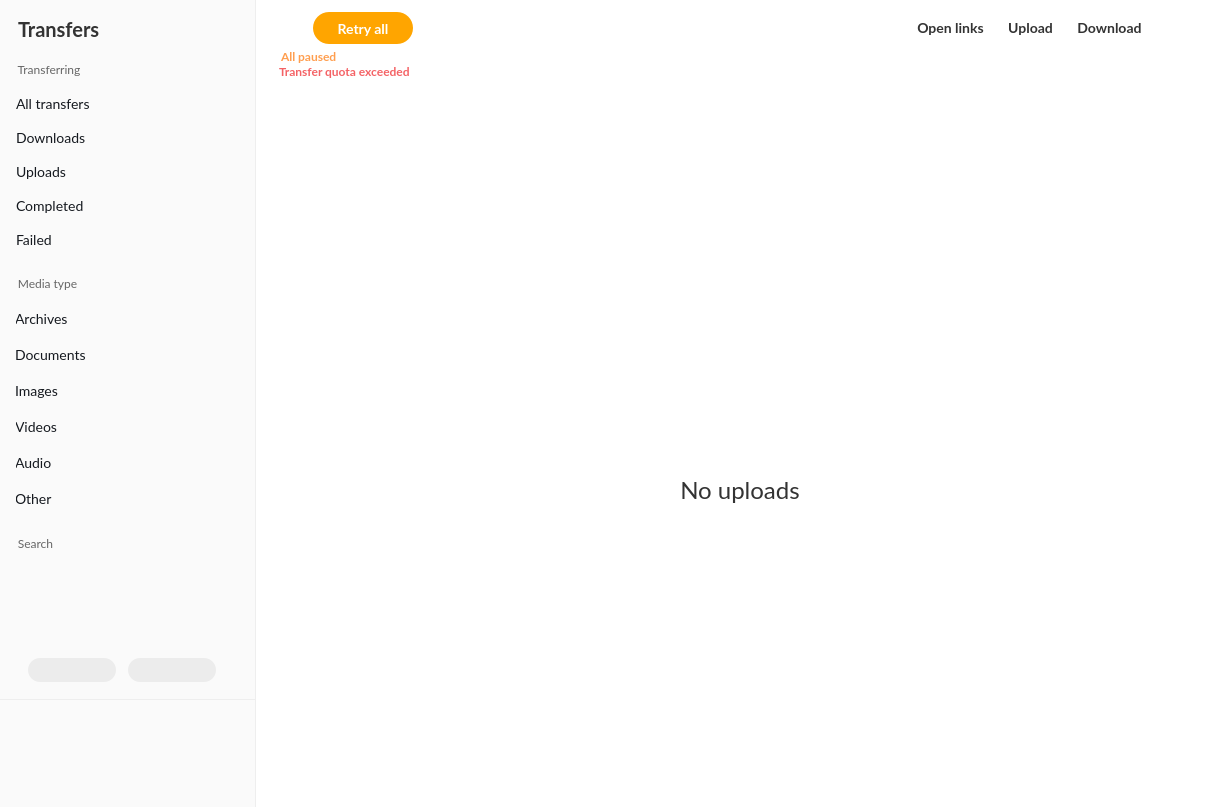
This is src/MEGASync/transfers/gui/macx/TransferManager.ui in meganz/MEGAsync as Qt 5 draws it before an edit. The edited form follows.
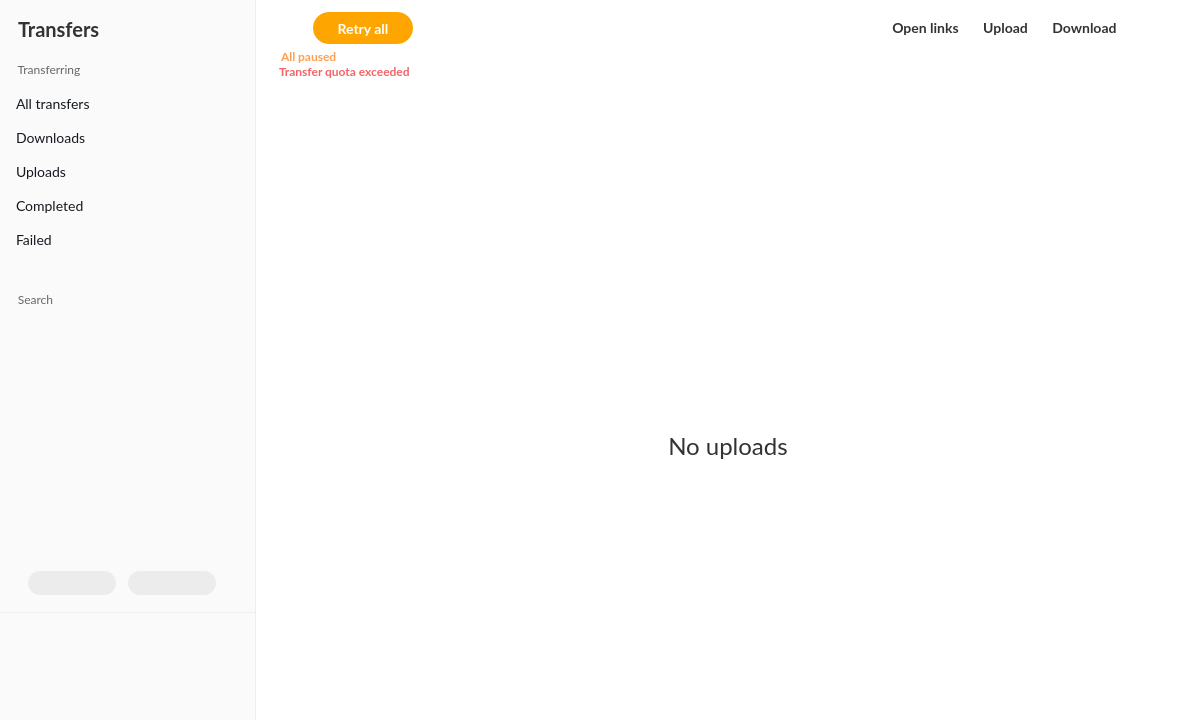
This is the edited form. Icons and pictures are not drawn. Custom widgets are drawn as their Qt base class.

Commit message: Adjust transfer manager ui (macOS).

Patch:
```diff
--- a/src/MEGASync/transfers/gui/macx/TransferManager.ui
+++ b/src/MEGASync/transfers/gui/macx/TransferManager.ui
@@ -9,8 +9,8 @@
    <rect>
     <x>0</x>
     <y>0</y>
-    <width>1225</width>
-    <height>807</height>
+    <width>1200</width>
+    <height>720</height>
    </rect>
   </property>
   <property name="minimumSize">
@@ -77,13 +77,13 @@
   margin-right: 16px;
 }
 
-#wMediaType QFrame, #wTransferring QFrame, #wSearch QFrame
+#wTransferring QFrame, #wSearch QFrame
 {
     padding-right: 6px;
     padding-left: 6px;
 }
 
-#wMediaType QPushButton, #wTransferring QPushButton , #wSearch QPushButton
+#wTransferring QPushButton , #wSearch QPushButton
 {
     height: 34px;
 }
@@ -120,7 +120,7 @@
     qProperty-iconSize: 24px;
 }
 
-#wMediaType QPushButton, #wSearch QPushButton
+#wSearch QPushButton
 {
     font-size: 14px;
     color: #15191F;
@@ -1290,517 +1290,7 @@
          </widget>
         </item>
         <item>
-         <widget class="QGroupBox" name="wMediaType">
-          <property name="title">
-           <string>Media type</string>
-          </property>
-          <layout class="QVBoxLayout" name="wMediaTypeLayout">
-           <property name="spacing">
-            <number>0</number>
-           </property>
-           <property name="leftMargin">
-            <number>4</number>
-           </property>
-           <property name="topMargin">
-            <number>24</number>
-           </property>
-           <property name="rightMargin">
-            <number>4</number>
-           </property>
-           <property name="bottomMargin">
-            <number>4</number>
-           </property>
-           <item>
-            <widget class="QFrame" name="fArchives">
-             <property name="minimumSize">
-              <size>
-               <width>0</width>
-               <height>36</height>
-              </size>
-             </property>
-             <layout class="QHBoxLayout" name="horizontalLayout_3">
-              <property name="spacing">
-               <number>3</number>
-              </property>
-              <property name="leftMargin">
-               <number>0</number>
-              </property>
-              <property name="topMargin">
-               <number>0</number>
-              </property>
-              <property name="rightMargin">
-               <number>0</number>
-              </property>
-              <property name="bottomMargin">
-               <number>0</number>
-              </property>
-              <item>
-               <widget class="QPushButton" name="bArchives">
-                <property name="sizePolicy">
-                 <sizepolicy hsizetype="Expanding" vsizetype="Fixed">
-                  <horstretch>0</horstretch>
-                  <verstretch>0</verstretch>
-                 </sizepolicy>
-                </property>
-                <property name="cursor">
-                 <cursorShape>PointingHandCursor</cursorShape>
-                </property>
-                <property name="text">
-                 <string>Archives</string>
-                </property>
-                <property name="icon">
-                 <iconset resource="../../../gui/Resources_macx.qrc">
-                  <normaloff>:/images/transfer_manager/sidebar/compressed_default.png</normaloff>:/images/transfer_manager/sidebar/compressed_default.png</iconset>
-                </property>
-                <property name="checkable">
-                 <bool>true</bool>
-                </property>
-                <property name="autoDefault">
-                 <bool>false</bool>
-                </property>
-                <property name="default_icon" stdset="0">
-                 <string notr="true">qrc:/images/transfer_manager/sidebar/compressed_default.png</string>
-                </property>
-               </widget>
-              </item>
-              <item alignment="Qt::AlignRight">
-               <widget class="QLabel" name="lArchivesNb">
-                <property name="enabled">
-                 <bool>true</bool>
-                </property>
-                <property name="sizePolicy">
-                 <sizepolicy hsizetype="MinimumExpanding" vsizetype="Fixed">
-                  <horstretch>0</horstretch>
-                  <verstretch>0</verstretch>
-                 </sizepolicy>
-                </property>
-                <property name="minimumSize">
-                 <size>
-                  <width>0</width>
-                  <height>24</height>
-                 </size>
-                </property>
-                <property name="maximumSize">
-                 <size>
-                  <width>16777215</width>
-                  <height>24</height>
-                 </size>
-                </property>
-                <property name="text">
-                 <string notr="true"/>
-                </property>
-               </widget>
-              </item>
-             </layout>
-            </widget>
-           </item>
-           <item>
-            <widget class="QFrame" name="fDocuments">
-             <property name="minimumSize">
-              <size>
-               <width>0</width>
-               <height>36</height>
-              </size>
-             </property>
-             <layout class="QHBoxLayout" name="horizontalLayout_7">
-              <property name="spacing">
-               <number>3</number>
-              </property>
-              <property name="leftMargin">
-               <number>0</number>
-              </property>
-              <property name="topMargin">
-               <number>0</number>
-              </property>
-              <property name="rightMargin">
-               <number>0</number>
-              </property>
-              <property name="bottomMargin">
-               <number>0</number>
-              </property>
-              <item>
-               <widget class="QPushButton" name="bDocuments">
-                <property name="sizePolicy">
-                 <sizepolicy hsizetype="Expanding" vsizetype="Fixed">
-                  <horstretch>0</horstretch>
-                  <verstretch>0</verstretch>
-                 </sizepolicy>
-                </property>
-                <property name="cursor">
-                 <cursorShape>PointingHandCursor</cursorShape>
-                </property>
-                <property name="text">
-                 <string>Documents</string>
-                </property>
-                <property name="icon">
-                 <iconset resource="../../../gui/Resources_macx.qrc">
-                  <normaloff>:/images/transfer_manager/sidebar/text_default.png</normaloff>:/images/transfer_manager/sidebar/text_default.png</iconset>
-                </property>
-                <property name="checkable">
-                 <bool>true</bool>
-                </property>
-                <property name="autoDefault">
-                 <bool>false</bool>
-                </property>
-                <property name="default_icon" stdset="0">
-                 <string notr="true">qrc:/images/transfer_manager/sidebar/text_default.png</string>
-                </property>
-               </widget>
-              </item>
-              <item alignment="Qt::AlignRight">
-               <widget class="QLabel" name="lDocumentsNb">
-                <property name="sizePolicy">
-                 <sizepolicy hsizetype="MinimumExpanding" vsizetype="Fixed">
-                  <horstretch>0</horstretch>
-                  <verstretch>0</verstretch>
-                 </sizepolicy>
-                </property>
-                <property name="minimumSize">
-                 <size>
-                  <width>0</width>
-                  <height>24</height>
-                 </size>
-                </property>
-                <property name="maximumSize">
-                 <size>
-                  <width>16777215</width>
-                  <height>24</height>
-                 </size>
-                </property>
-                <property name="text">
-                 <string notr="true"/>
-                </property>
-               </widget>
-              </item>
-             </layout>
-            </widget>
-           </item>
-           <item>
-            <widget class="QFrame" name="fImages">
-             <property name="minimumSize">
-              <size>
-               <width>0</width>
-               <height>36</height>
-              </size>
-             </property>
-             <layout class="QHBoxLayout" name="horizontalLayout_8">
-              <property name="spacing">
-               <number>3</number>
-              </property>
-              <property name="leftMargin">
-               <number>0</number>
-              </property>
-              <property name="topMargin">
-               <number>0</number>
-              </property>
-              <property name="rightMargin">
-               <number>0</number>
-              </property>
-              <property name="bottomMargin">
-               <number>0</number>
-              </property>
-              <item>
-               <widget class="QPushButton" name="bImages">
-                <property name="sizePolicy">
-                 <sizepolicy hsizetype="Expanding" vsizetype="Fixed">
-                  <horstretch>0</horstretch>
-                  <verstretch>0</verstretch>
-                 </sizepolicy>
-                </property>
-                <property name="cursor">
-                 <cursorShape>PointingHandCursor</cursorShape>
-                </property>
-                <property name="text">
-                 <string>Images</string>
-                </property>
-                <property name="icon">
-                 <iconset resource="../../../gui/Resources_macx.qrc">
-                  <normaloff>:/images/transfer_manager/sidebar/image_default.png</normaloff>:/images/transfer_manager/sidebar/image_default.png</iconset>
-                </property>
-                <property name="checkable">
-                 <bool>true</bool>
-                </property>
-                <property name="autoDefault">
-                 <bool>false</bool>
-                </property>
-                <property name="default_icon" stdset="0">
-                 <string notr="true">qrc:/images/transfer_manager/sidebar/image_default.png</string>
-                </property>
-               </widget>
-              </item>
-              <item alignment="Qt::AlignRight">
-               <widget class="QLabel" name="lImagesNb">
-                <property name="sizePolicy">
-                 <sizepolicy hsizetype="MinimumExpanding" vsizetype="Fixed">
-                  <horstretch>0</horstretch>
-                  <verstretch>0</verstretch>
-                 </sizepolicy>
-                </property>
-                <property name="minimumSize">
-                 <size>
-                  <width>0</width>
-                  <height>24</height>
-                 </size>
-                </property>
-                <property name="maximumSize">
-                 <size>
-                  <width>16777215</width>
-                  <height>24</height>
-                 </size>
-                </property>
-                <property name="text">
-                 <string notr="true"/>
-                </property>
-               </widget>
-              </item>
-             </layout>
-            </widget>
-           </item>
-           <item>
-            <widget class="QFrame" name="fVideos">
-             <property name="minimumSize">
-              <size>
-               <width>0</width>
-               <height>36</height>
-              </size>
-             </property>
-             <layout class="QHBoxLayout" name="horizontalLayout_9">
-              <property name="spacing">
-               <number>3</number>
-              </property>
-              <property name="leftMargin">
-               <number>0</number>
-              </property>
-              <property name="topMargin">
-               <number>0</number>
-              </property>
-              <property name="rightMargin">
-               <number>0</number>
-              </property>
-              <property name="bottomMargin">
-               <number>0</number>
-              </property>
-              <item>
-               <widget class="QPushButton" name="bVideos">
-                <property name="sizePolicy">
-                 <sizepolicy hsizetype="Expanding" vsizetype="Fixed">
-                  <horstretch>0</horstretch>
-                  <verstretch>0</verstretch>
-                 </sizepolicy>
-                </property>
-                <property name="cursor">
-                 <cursorShape>PointingHandCursor</cursorShape>
-                </property>
-                <property name="text">
-                 <string>Videos</string>
-                </property>
-                <property name="icon">
-                 <iconset resource="../../../gui/Resources_macx.qrc">
-                  <normaloff>:/images/transfer_manager/sidebar/video_default.png</normaloff>:/images/transfer_manager/sidebar/video_default.png</iconset>
-                </property>
-                <property name="checkable">
-                 <bool>true</bool>
-                </property>
-                <property name="autoDefault">
-                 <bool>false</bool>
-                </property>
-                <property name="default_icon" stdset="0">
-                 <string notr="true">qrc:/images/transfer_manager/sidebar/video_default.png</string>
-                </property>
-               </widget>
-              </item>
-              <item alignment="Qt::AlignRight">
-               <widget class="QLabel" name="lVideosNb">
-                <property name="sizePolicy">
-                 <sizepolicy hsizetype="MinimumExpanding" vsizetype="Fixed">
-                  <horstretch>0</horstretch>
-                  <verstretch>0</verstretch>
-                 </sizepolicy>
-                </property>
-                <property name="minimumSize">
-                 <size>
-                  <width>0</width>
-                  <height>24</height>
-                 </size>
-                </property>
-                <property name="maximumSize">
-                 <size>
-                  <width>16777215</width>
-                  <height>24</height>
-                 </size>
-                </property>
-                <property name="text">
-                 <string notr="true"/>
-                </property>
-               </widget>
-              </item>
-             </layout>
-            </widget>
-           </item>
-           <item>
-            <widget class="QFrame" name="fAudio">
-             <property name="minimumSize">
-              <size>
-               <width>0</width>
-               <height>36</height>
-              </size>
-             </property>
-             <layout class="QHBoxLayout" name="horizontalLayout_6">
-              <property name="spacing">
-               <number>3</number>
-              </property>
-              <property name="leftMargin">
-               <number>0</number>
-              </property>
-              <property name="topMargin">
-               <number>0</number>
-              </property>
-              <property name="rightMargin">
-               <number>0</number>
-              </property>
-              <property name="bottomMargin">
-               <number>0</number>
-              </property>
-              <item>
-               <widget class="QPushButton" name="bAudio">
-                <property name="sizePolicy">
-                 <sizepolicy hsizetype="Expanding" vsizetype="Fixed">
-                  <horstretch>0</horstretch>
-                  <verstretch>0</verstretch>
-                 </sizepolicy>
-                </property>
-                <property name="cursor">
-                 <cursorShape>PointingHandCursor</cursorShape>
-                </property>
-                <property name="text">
-                 <string>Audio</string>
-                </property>
-                <property name="icon">
-                 <iconset resource="../../../gui/Resources_macx.qrc">
-                  <normaloff>:/images/transfer_manager/sidebar/audio_default.png</normaloff>:/images/transfer_manager/sidebar/audio_default.png</iconset>
-                </property>
-                <property name="checkable">
-                 <bool>true</bool>
-                </property>
-                <property name="autoDefault">
-                 <bool>false</bool>
-                </property>
-                <property name="default_icon" stdset="0">
-                 <string notr="true">qrc:/images/transfer_manager/sidebar/audio_default.png</string>
-                </property>
-               </widget>
-              </item>
-              <item alignment="Qt::AlignRight">
-               <widget class="QLabel" name="lAudioNb">
-                <property name="sizePolicy">
-                 <sizepolicy hsizetype="MinimumExpanding" vsizetype="Fixed">
-                  <horstretch>0</horstretch>
-                  <verstretch>0</verstretch>
-                 </sizepolicy>
-                </property>
-                <property name="minimumSize">
-                 <size>
-                  <width>0</width>
-                  <height>24</height>
-                 </size>
-                </property>
-                <property name="maximumSize">
-                 <size>
-                  <width>16777215</width>
-                  <height>24</height>
-                 </size>
-                </property>
-                <property name="text">
-                 <string notr="true"/>
-                </property>
-               </widget>
-              </item>
-             </layout>
-            </widget>
-           </item>
-           <item>
-            <widget class="QFrame" name="fOther">
-             <property name="minimumSize">
-              <size>
-               <width>0</width>
-               <height>36</height>
-              </size>
-             </property>
-             <layout class="QHBoxLayout" name="horizontalLayout_4">
-              <property name="spacing">
-               <number>3</number>
-              </property>
-              <property name="leftMargin">
-               <number>0</number>
-              </property>
-              <property name="topMargin">
-               <number>0</number>
-              </property>
-              <property name="rightMargin">
-               <number>0</number>
-              </property>
-              <property name="bottomMargin">
-               <number>0</number>
-              </property>
-              <item>
-               <widget class="QPushButton" name="bOther">
-                <property name="sizePolicy">
-                 <sizepolicy hsizetype="Expanding" vsizetype="Fixed">
-                  <horstretch>0</horstretch>
-                  <verstretch>0</verstretch>
-                 </sizepolicy>
-                </property>
-                <property name="cursor">
-                 <cursorShape>PointingHandCursor</cursorShape>
-                </property>
-                <property name="text">
-                 <string>Other</string>
-                </property>
-                <property name="icon">
-                 <iconset resource="../../../gui/Resources_macx.qrc">
-                  <normaloff>:/images/transfer_manager/sidebar/generic_default.png</normaloff>:/images/transfer_manager/sidebar/generic_default.png</iconset>
-                </property>
-                <property name="checkable">
-                 <bool>true</bool>
-                </property>
-                <property name="autoDefault">
-                 <bool>false</bool>
-                </property>
-                <property name="default_icon" stdset="0">
-                 <string notr="true">qrc:/images/transfer_manager/sidebar/generic_default.png</string>
-                </property>
-               </widget>
-              </item>
-              <item alignment="Qt::AlignRight">
-               <widget class="QLabel" name="lOtherNb">
-                <property name="sizePolicy">
-                 <sizepolicy hsizetype="MinimumExpanding" vsizetype="Fixed">
-                  <horstretch>0</horstretch>
-                  <verstretch>0</verstretch>
-                 </sizepolicy>
-                </property>
-                <property name="minimumSize">
-                 <size>
-                  <width>0</width>
-                  <height>24</height>
-                 </size>
-                </property>
-                <property name="maximumSize">
-                 <size>
-                  <width>16777215</width>
-                  <height>24</height>
-                 </size>
-                </property>
-                <property name="text">
-                 <string notr="true"/>
-                </property>
-               </widget>
-              </item>
-             </layout>
-            </widget>
-           </item>
-          </layout>
-         </widget>
+         <widget class="MediaTypeFilterWidget" name="wMediaType" native="true"/>
         </item>
         <item>
          <widget class="QGroupBox" name="wSearch">
@@ -3497,6 +2987,12 @@
    <header location="global">TransfersAccountInfoWidget.h</header>
    <container>1</container>
   </customwidget>
+  <customwidget>
+   <class>MediaTypeFilterWidget</class>
+   <extends>QWidget</extends>
+   <header>MediaTypeFilterWidget.h</header>
+   <container>1</container>
+  </customwidget>
  </customwidgets>
  <tabstops>
   <tabstop>bPause</tabstop>
```
Left out of the diff: 6 changed lines with no effect on the pictures.
